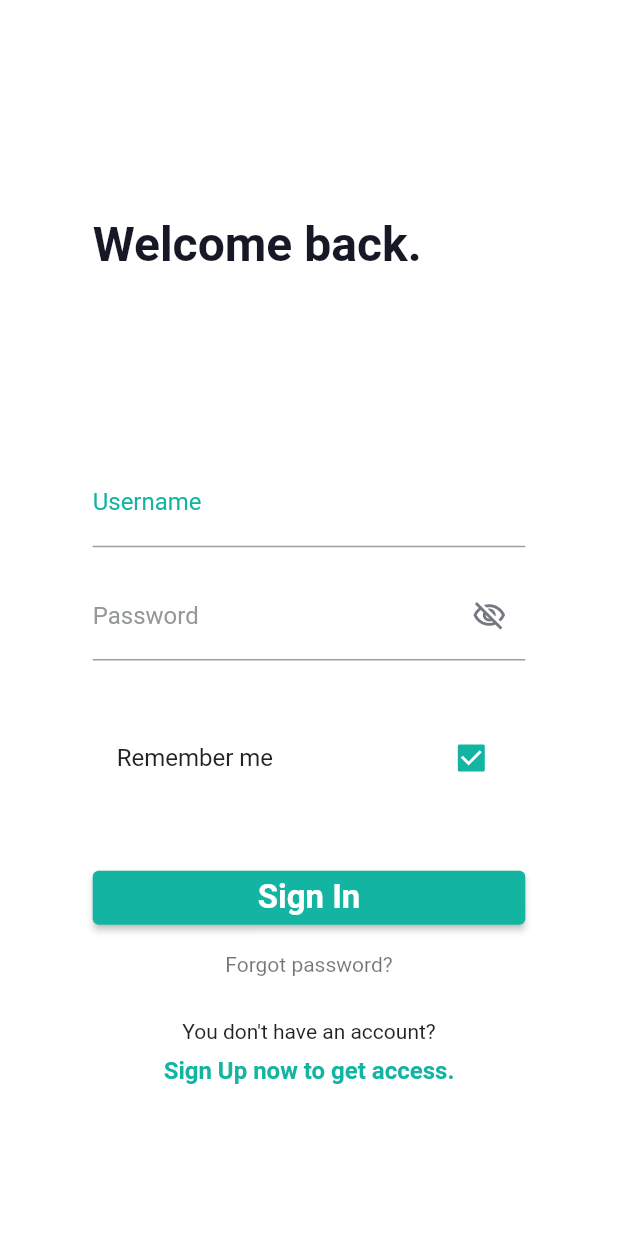
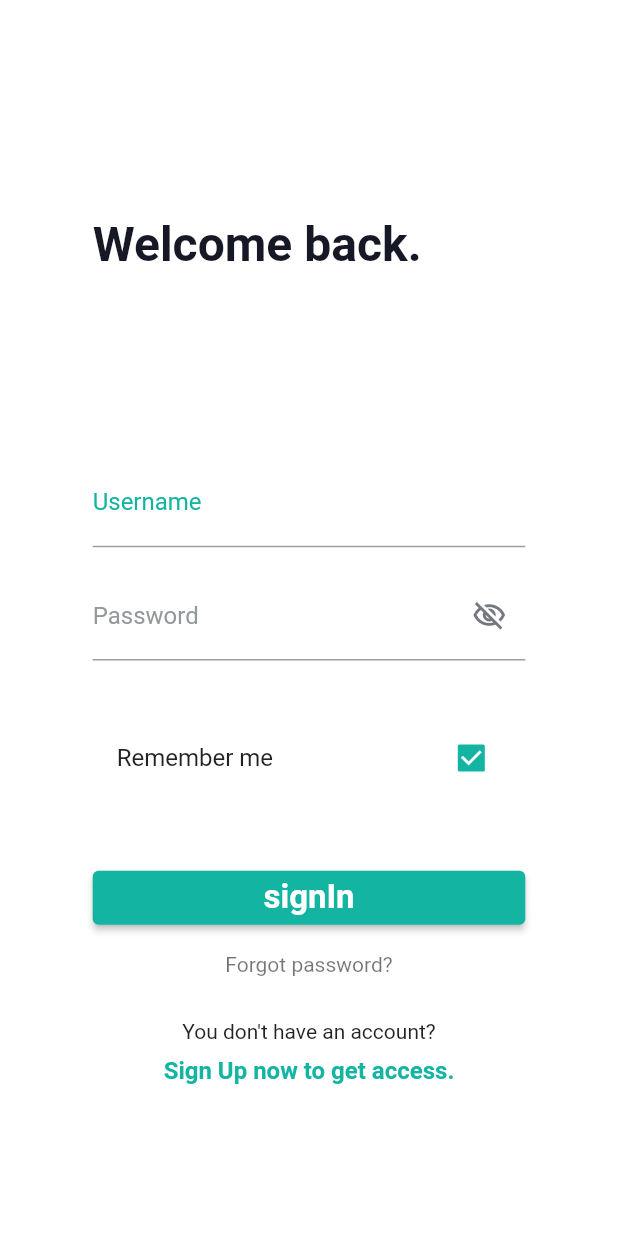
Before and after one commit to maxdevis/resettami, a Flutter app: the screen it shows after launch, on a phone screen of 412 x 824 dp. Run offline on Flutter 3.47's test engine with Material 2 defaults, Android fonts, the phone set to English and light mode, and no system bars; our stand-ins replace device_preview, dio, flutter_easyloading, flutter_secure_storage, localization.

Commit message:
modfiche varie

```diff
--- a/lib/Pages/Login.dart
+++ b/lib/Pages/Login.dart
@@ -3,6 +3,7 @@ import 'package:flutter_app/Pages/Home.dart';
 import 'package:flutter_app/utils/Constants.dart';
 import 'package:flutter_easyloading/flutter_easyloading.dart';
 import 'package:flutter_secure_storage/flutter_secure_storage.dart';
+import 'package:localization/localization.dart';
 import '../Library/SecureStorage.dart';
 import '../Models/User.dart';
 import '../utils/HttpService.dart';
@@ -174,7 +175,7 @@ class _LoginPageState extends State<LoginPage> {
                       backgroundColor: primaryColor,
                       textStyle: const TextStyle(fontSize: 22, fontWeight: FontWeight.bold)
                   ),
-                  child: const Text("Sign In"),
+                  child: Text("signIn".i18n()),
                 ),
               ),
               SizedBox(
@@ -229,7 +230,7 @@ class _LoginPageState extends State<LoginPage> {
 
   Future<bool> _login(BuildContext context) async {
     if (_formKey.currentState?.validate() ?? false) {
-        EasyLoading.show(status: "Attendere...");
+        EasyLoading.show(status: 'wait'.i18n());
         HttpService api = HttpService();
         UserModel res = await api.login(_usernameController.text, _passwordController.text);
         if(res.op){
--- a/lib/main.dart
+++ b/lib/main.dart
@@ -1,11 +1,10 @@
 import 'package:flutter/foundation.dart';
 import 'package:flutter/material.dart';
 import 'package:device_preview/device_preview.dart';
-import 'package:flutter_app/Pages/Home.dart';
-import 'package:flutter_app/Pages/Login.dart';
-import 'package:flutter_app/Pages/Second.dart';
 import 'package:flutter_app/utils/Constants.dart';
 import 'package:flutter_easyloading/flutter_easyloading.dart';
+import 'package:flutter_localizations/flutter_localizations.dart';
+import 'package:localization/localization.dart';
 import 'Pages/Splash.dart';
 
 void main() => runApp(
@@ -20,6 +19,7 @@ class MyApp extends StatelessWidget {
 
   @override
   Widget build(BuildContext context) {
+    LocalJsonLocalization.delegate.directories = ['lib/i18n'];
     return MaterialApp(
       locale: DevicePreview.locale(context),
       theme: ThemeData.light(),
@@ -29,13 +29,32 @@ class MyApp extends StatelessWidget {
       debugShowCheckedModeBanner: false,
       initialRoute: '/',
       builder: EasyLoading.init(),
-      routes: {
+      localizationsDelegates: [
+        // delegate from flutter_localization
+        GlobalMaterialLocalizations.delegate,
+        GlobalWidgetsLocalizations.delegate,
+        GlobalCupertinoLocalizations.delegate,
+        // delegate from localization package.
+        LocalJsonLocalization.delegate,
+      ],
+      localeResolutionCallback: (locale, supportedLocales) {
+        if (supportedLocales.contains(locale)) {
+          return locale;
+        }
+        if (locale?.languageCode == 'en') {
+          return const Locale('en');
+        }
+        // default language
+        return const Locale('it');
+      },
+      routes: routes
+      /*routes: {
         // When navigating to the "/" route, build the FirstScreen widget.
         '/home': (context) => const HomePage(),
         // When navigating to the "/second" route, build the SecondScreen widget.
         '/second': (context) => const SecondPage(title: 'SecondPage'),
         '/login': (context) => const LoginPage(title: 'LoginPage'),
-      },
+      },*/
     );
   }
 
--- a/lib/utils/Constants.dart
+++ b/lib/utils/Constants.dart
@@ -1,4 +1,7 @@
 import 'package:flutter/material.dart';
+import 'package:flutter_app/Pages/Home.dart';
+import 'package:flutter_app/Pages/Login.dart';
+import 'package:flutter_app/Pages/Second.dart';
 
 final GlobalKey<NavigatorState> navigatorKey = GlobalKey<NavigatorState>();
 
@@ -9,3 +12,9 @@ enum eLogin {
   KEY_TOKEN,
   KEY_TYPE_AUTH
 }
+
+final routes = {
+'/home': (context) => const HomePage(),
+'/second': (context) => const SecondPage(title: 'SecondPage'),
+'/login': (context) => const LoginPage(title: 'LoginPage'),
+};
--- a/pubspec.yaml
+++ b/pubspec.yaml
@@ -41,6 +41,9 @@ dependencies:
   dio: ^5.1.2
   flutter_platform_alert: ^0.4.0
   flutter_easyloading: ^3.0.5
+  flutter_localizations:
+    sdk: flutter
+  localization: ^2.1.0
 
 dev_dependencies:
   flutter_test:
@@ -67,6 +70,7 @@ flutter:
   # To add assets to your application, add an assets section, like this:
   assets:
     - assets/images/
+    - lib/i18n/
   #   - images/a_dot_ham.jpeg
 
   # An image asset can refer to one or more resolution-specific "variants", see
```
Also changed, not shown: pubspec.lock.
